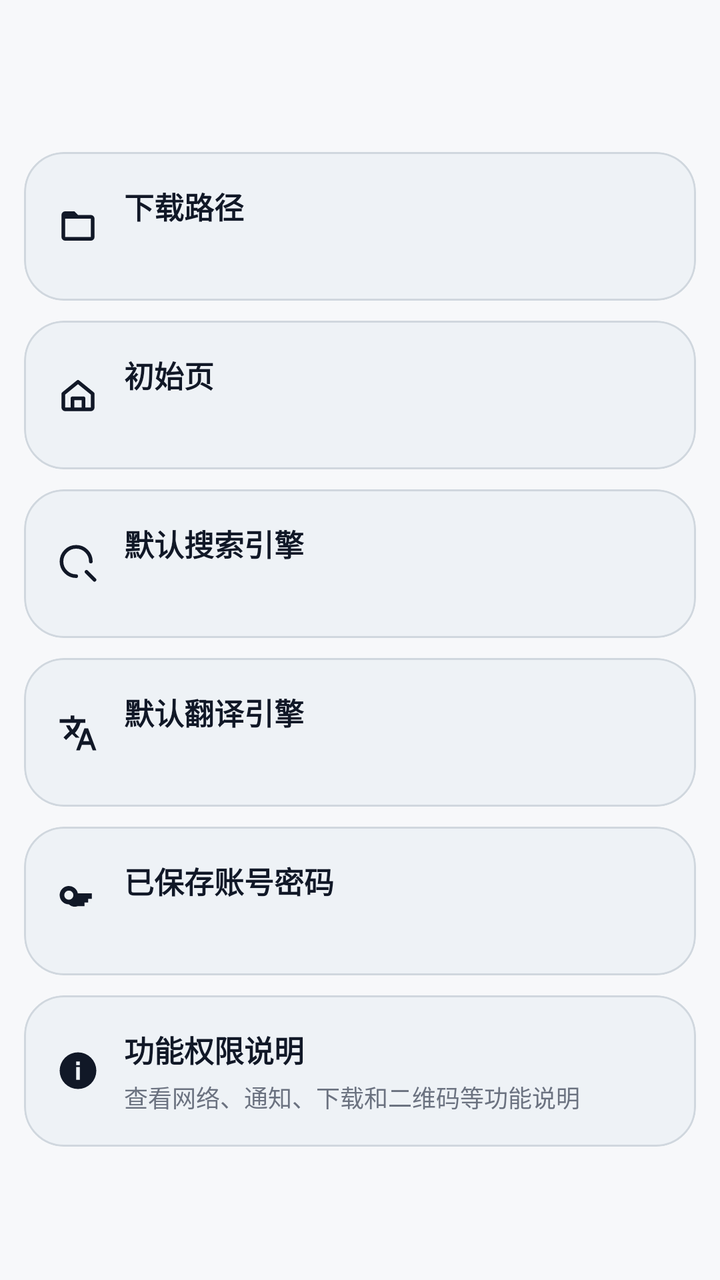
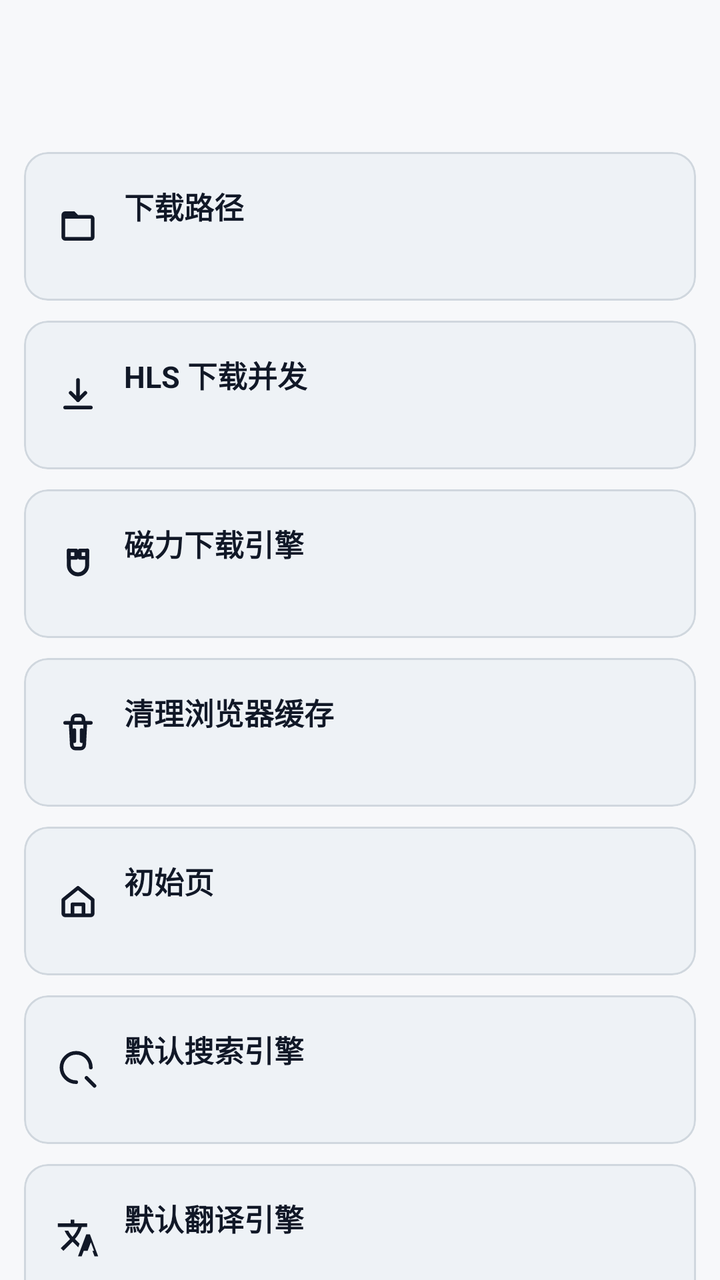

Compare the two renders of this Android layout. The source of the first and the diff that turns it into the second are given below.
<!-- AndroidManifest.xml: application theme Theme.AuroraBrowser -->
<!-- res/layout/activity_settings.xml -->
<?xml version="1.0" encoding="utf-8"?>
<LinearLayout xmlns:android="http://schemas.android.com/apk/res/android"
    xmlns:app="http://schemas.android.com/apk/res-auto"
    android:layout_width="match_parent"
    android:layout_height="match_parent"
    android:background="@color/aurora_surface"
    android:orientation="vertical">

    <com.google.android.material.appbar.MaterialToolbar
        android:id="@+id/toolbar"
        android:layout_width="match_parent"
        android:layout_height="wrap_content"
        android:backgroundTint="@color/aurora_surface"
        android:elevation="0dp"
        android:paddingHorizontal="8dp"
        app:navigationIconTint="@color/aurora_text"
        app:subtitleTextColor="@color/aurora_text_muted"
        app:titleTextColor="@color/aurora_text" />

    <ScrollView
        android:layout_width="match_parent"
        android:layout_height="match_parent"
        android:clipToPadding="false"
        android:padding="12dp"
        android:scrollbars="none">

        <LinearLayout
            android:layout_width="match_parent"
            android:layout_height="wrap_content"
            android:orientation="vertical">

            <com.google.android.material.card.MaterialCardView
                android:id="@+id/downloadPathCard"
                android:layout_width="match_parent"
                android:layout_height="wrap_content"
                android:layout_marginBottom="10dp"
                app:cardBackgroundColor="@color/aurora_surface_alt"
                app:cardCornerRadius="20dp"
                app:cardElevation="0dp"
                app:strokeColor="@color/aurora_line"
                app:strokeWidth="1dp">

                <LinearLayout
                    android:layout_width="match_parent"
                    android:layout_height="wrap_content"
                    android:gravity="center_vertical"
                    android:orientation="horizontal"
                    android:padding="16dp">

                    <ImageView
                        android:layout_width="22dp"
                        android:layout_height="22dp"
                        android:layout_marginEnd="12dp"
                        android:src="@drawable/ic_folder"
                        android:tint="@color/aurora_text" />

                    <LinearLayout
                        android:layout_width="0dp"
                        android:layout_height="wrap_content"
                        android:layout_weight="1"
                        android:orientation="vertical">

                        <TextView
                            android:layout_width="wrap_content"
                            android:layout_height="wrap_content"
                            android:text="下载路径"
                            android:textColor="@color/aurora_text"
                            android:textSize="15sp"
                            android:textStyle="bold" />

                        <TextView
                            android:id="@+id/downloadPathSubtitle"
                            android:layout_width="wrap_content"
                            android:layout_height="wrap_content"
                            android:layout_marginTop="4dp"
                            android:textColor="@color/aurora_text_muted"
                            android:textSize="12sp" />
                    </LinearLayout>
                </LinearLayout>
            </com.google.android.material.card.MaterialCardView>

            <com.google.android.material.card.MaterialCardView
                android:id="@+id/startPageCard"
                android:layout_width="match_parent"
                android:layout_height="wrap_content"
                android:layout_marginBottom="10dp"
                app:cardBackgroundColor="@color/aurora_surface_alt"
                app:cardCornerRadius="20dp"
                app:cardElevation="0dp"
                app:strokeColor="@color/aurora_line"
                app:strokeWidth="1dp">

                <LinearLayout
                    android:layout_width="match_parent"
                    android:layout_height="wrap_content"
                    android:gravity="center_vertical"
                    android:orientation="horizontal"
                    android:padding="16dp">

                    <ImageView
                        android:layout_width="22dp"
                        android:layout_height="22dp"
                        android:layout_marginEnd="12dp"
                        android:src="@drawable/ic_home"
                        android:tint="@color/aurora_text" />

                    <LinearLayout
                        android:layout_width="0dp"
                        android:layout_height="wrap_content"
                        android:layout_weight="1"
                        android:orientation="vertical">

                        <TextView
                            android:layout_width="wrap_content"
                            android:layout_height="wrap_content"
                            android:text="初始页"
                            android:textColor="@color/aurora_text"
                            android:textSize="15sp"
                            android:textStyle="bold" />

                        <TextView
                            android:id="@+id/startPageSubtitle"
                            android:layout_width="wrap_content"
                            android:layout_height="wrap_content"
                            android:layout_marginTop="4dp"
                            android:textColor="@color/aurora_text_muted"
                            android:textSize="12sp" />
                    </LinearLayout>
                </LinearLayout>
            </com.google.android.material.card.MaterialCardView>

            <com.google.android.material.card.MaterialCardView
                android:id="@+id/searchEngineCard"
                android:layout_width="match_parent"
                android:layout_height="wrap_content"
                android:layout_marginBottom="10dp"
                app:cardBackgroundColor="@color/aurora_surface_alt"
                app:cardCornerRadius="20dp"
                app:cardElevation="0dp"
                app:strokeColor="@color/aurora_line"
                app:strokeWidth="1dp">

                <LinearLayout
                    android:layout_width="match_parent"
                    android:layout_height="wrap_content"
                    android:gravity="center_vertical"
                    android:orientation="horizontal"
                    android:padding="16dp">

                    <ImageView
                        android:layout_width="22dp"
                        android:layout_height="22dp"
                        android:layout_marginEnd="12dp"
                        android:src="@drawable/ic_search"
                        android:tint="@color/aurora_text" />

                    <LinearLayout
                        android:layout_width="0dp"
                        android:layout_height="wrap_content"
                        android:layout_weight="1"
                        android:orientation="vertical">

                        <TextView
                            android:layout_width="wrap_content"
                            android:layout_height="wrap_content"
                            android:text="默认搜索引擎"
                            android:textColor="@color/aurora_text"
                            android:textSize="15sp"
                            android:textStyle="bold" />

                        <TextView
                            android:id="@+id/searchEngineSubtitle"
                            android:layout_width="wrap_content"
                            android:layout_height="wrap_content"
                            android:layout_marginTop="4dp"
                            android:textColor="@color/aurora_text_muted"
                            android:textSize="12sp" />
                    </LinearLayout>
                </LinearLayout>
            </com.google.android.material.card.MaterialCardView>

            <com.google.android.material.card.MaterialCardView
                android:id="@+id/translationEngineCard"
                android:layout_width="match_parent"
                android:layout_height="wrap_content"
                android:layout_marginBottom="10dp"
                app:cardBackgroundColor="@color/aurora_surface_alt"
                app:cardCornerRadius="20dp"
                app:cardElevation="0dp"
                app:strokeColor="@color/aurora_line"
                app:strokeWidth="1dp">

                <LinearLayout
                    android:layout_width="match_parent"
                    android:layout_height="wrap_content"
                    android:gravity="center_vertical"
                    android:orientation="horizontal"
                    android:padding="16dp">

                    <ImageView
                        android:layout_width="22dp"
                        android:layout_height="22dp"
                        android:layout_marginEnd="12dp"
                        android:src="@drawable/ic_translate"
                        android:tint="@color/aurora_text" />

                    <LinearLayout
                        android:layout_width="0dp"
                        android:layout_height="wrap_content"
                        android:layout_weight="1"
                        android:orientation="vertical">

                        <TextView
                            android:layout_width="wrap_content"
                            android:layout_height="wrap_content"
                            android:text="默认翻译引擎"
                            android:textColor="@color/aurora_text"
                            android:textSize="15sp"
                            android:textStyle="bold" />

                        <TextView
                            android:id="@+id/translationEngineSubtitle"
                            android:layout_width="wrap_content"
                            android:layout_height="wrap_content"
                            android:layout_marginTop="4dp"
                            android:textColor="@color/aurora_text_muted"
                            android:textSize="12sp" />
                    </LinearLayout>
                </LinearLayout>
            </com.google.android.material.card.MaterialCardView>

            <com.google.android.material.card.MaterialCardView
                android:id="@+id/credentialsCard"
                android:layout_width="match_parent"
                android:layout_height="wrap_content"
                android:layout_marginBottom="10dp"
                app:cardBackgroundColor="@color/aurora_surface_alt"
                app:cardCornerRadius="20dp"
                app:cardElevation="0dp"
                app:strokeColor="@color/aurora_line"
                app:strokeWidth="1dp">

                <LinearLayout
                    android:layout_width="match_parent"
                    android:layout_height="wrap_content"
                    android:gravity="center_vertical"
                    android:orientation="horizontal"
                    android:padding="16dp">

                    <ImageView
                        android:layout_width="22dp"
                        android:layout_height="22dp"
                        android:layout_marginEnd="12dp"
                        android:src="@drawable/ic_key"
                        android:tint="@color/aurora_text" />

                    <LinearLayout
                        android:layout_width="0dp"
                        android:layout_height="wrap_content"
                        android:layout_weight="1"
                        android:orientation="vertical">

                        <TextView
                            android:layout_width="wrap_content"
                            android:layout_height="wrap_content"
                            android:text="已保存账号密码"
                            android:textColor="@color/aurora_text"
                            android:textSize="15sp"
                            android:textStyle="bold" />

                        <TextView
                            android:id="@+id/credentialsSubtitle"
                            android:layout_width="wrap_content"
                            android:layout_height="wrap_content"
                            android:layout_marginTop="4dp"
                            android:textColor="@color/aurora_text_muted"
                            android:textSize="12sp" />
                    </LinearLayout>
                </LinearLayout>
            </com.google.android.material.card.MaterialCardView>

            <com.google.android.material.card.MaterialCardView
                android:id="@+id/permissionCard"
                android:layout_width="match_parent"
                android:layout_height="wrap_content"
                app:cardBackgroundColor="@color/aurora_surface_alt"
                app:cardCornerRadius="20dp"
                app:cardElevation="0dp"
                app:strokeColor="@color/aurora_line"
                app:strokeWidth="1dp">

                <LinearLayout
                    android:layout_width="match_parent"
                    android:layout_height="wrap_content"
                    android:gravity="center_vertical"
                    android:orientation="horizontal"
                    android:padding="16dp">

                    <ImageView
                        android:layout_width="22dp"
                        android:layout_height="22dp"
                        android:layout_marginEnd="12dp"
                        android:src="@drawable/ic_info"
                        android:tint="@color/aurora_text" />

                    <LinearLayout
                        android:layout_width="0dp"
                        android:layout_height="wrap_content"
                        android:layout_weight="1"
                        android:orientation="vertical">

                        <TextView
                            android:layout_width="wrap_content"
                            android:layout_height="wrap_content"
                            android:text="功能权限说明"
                            android:textColor="@color/aurora_text"
                            android:textSize="15sp"
                            android:textStyle="bold" />

                        <TextView
                            android:id="@+id/permissionSubtitle"
                            android:layout_width="wrap_content"
                            android:layout_height="wrap_content"
                            android:layout_marginTop="4dp"
                            android:text="查看网络、通知、下载和二维码等功能说明"
                            android:textColor="@color/aurora_text_muted"
                            android:textSize="12sp" />
                    </LinearLayout>
                </LinearLayout>
            </com.google.android.material.card.MaterialCardView>
        </LinearLayout>
    </ScrollView>
</LinearLayout>
<!-- resources referenced by this layout -->
<resources>
  <color name="aurora_line">#D0D7DE</color>
  <color name="aurora_surface">#F7F8FA</color>
  <color name="aurora_surface_alt">#EEF2F6</color>
  <color name="aurora_text">#111827</color>
  <color name="aurora_text_muted">#6B7280</color>
  <!-- drawable ic_translate (drawable) -->
  <vector xmlns:android="http://schemas.android.com/apk/res/android"
      android:width="24dp"
      android:height="24dp"
      android:viewportWidth="24"
      android:viewportHeight="24">
      <path
          android:fillColor="#FFFFFFFF"
          android:pathData="M12.87,15.07L10.33,12.56L10.32,12.55C11.75,10.97 12.78,9.1 13.31,7H16V5H10V3H8V5H2V7H11.17C10.68,8.32 9.96,9.56 9,10.68C8.38,9.96 7.87,9.19 7.47,8.37H5.47C5.95,9.53 6.61,10.63 7.43,11.64L4.09,14.93L5.5,16.34L8.75,13.09L10.77,15.11L12.87,15.07M17.5,10H15.5L11,22H13L14.12,19H18.87L20,22H22L17.5,10M14.88,17L16.5,12.67L18.12,17H14.88Z" />
  </vector>
  <color name="aurora_accent">#0F766E</color>
  <!-- unchanged entries left out for length: 6 -->
</resources>

<!-- the commit's change to res/layout/activity_settings.xml (unified diff, before → after) -->
@@ -35,7 +35,7 @@
                 android:layout_height="wrap_content"
                 android:layout_marginBottom="10dp"
                 app:cardBackgroundColor="@color/aurora_surface_alt"
-                app:cardCornerRadius="20dp"
+                app:cardCornerRadius="12dp"
                 app:cardElevation="0dp"
                 app:strokeColor="@color/aurora_line"
                 app:strokeWidth="1dp">
@@ -52,7 +52,7 @@
                         android:layout_height="22dp"
                         android:layout_marginEnd="12dp"
                         android:src="@drawable/ic_folder"
-                        android:tint="@color/aurora_text" />
+                        app:tint="@color/aurora_text" />
 
                     <LinearLayout
                         android:layout_width="0dp"
@@ -80,12 +80,162 @@
             </com.google.android.material.card.MaterialCardView>
 
             <com.google.android.material.card.MaterialCardView
+                android:id="@+id/hlsConcurrencyCard"
+                android:layout_width="match_parent"
+                android:layout_height="wrap_content"
+                android:layout_marginBottom="10dp"
+                app:cardBackgroundColor="@color/aurora_surface_alt"
+                app:cardCornerRadius="12dp"
+                app:cardElevation="0dp"
+                app:strokeColor="@color/aurora_line"
+                app:strokeWidth="1dp">
+
+                <LinearLayout
+                    android:layout_width="match_parent"
+                    android:layout_height="wrap_content"
+                    android:gravity="center_vertical"
+                    android:orientation="horizontal"
+                    android:padding="16dp">
+
+                    <ImageView
+                        android:layout_width="22dp"
+                        android:layout_height="22dp"
+                        android:layout_marginEnd="12dp"
+                        android:src="@drawable/ic_download"
+                        app:tint="@color/aurora_text" />
+
+                    <LinearLayout
+                        android:layout_width="0dp"
+                        android:layout_height="wrap_content"
+                        android:layout_weight="1"
+                        android:orientation="vertical">
+
+                        <TextView
+                            android:layout_width="wrap_content"
+                            android:layout_height="wrap_content"
+                            android:text="HLS 下载并发"
+                            android:textColor="@color/aurora_text"
+                            android:textSize="15sp"
+                            android:textStyle="bold" />
+
+                        <TextView
+                            android:id="@+id/hlsConcurrencySubtitle"
+                            android:layout_width="wrap_content"
+                            android:layout_height="wrap_content"
+                            android:layout_marginTop="4dp"
+                            android:textColor="@color/aurora_text_muted"
+                            android:textSize="12sp" />
+                    </LinearLayout>
+                </LinearLayout>
+            </com.google.android.material.card.MaterialCardView>
+
+            <com.google.android.material.card.MaterialCardView
+                android:id="@+id/p2pEngineCard"
+                android:layout_width="match_parent"
+                android:layout_height="wrap_content"
+                android:layout_marginBottom="10dp"
+                app:cardBackgroundColor="@color/aurora_surface_alt"
+                app:cardCornerRadius="12dp"
+                app:cardElevation="0dp"
+                app:strokeColor="@color/aurora_line"
+                app:strokeWidth="1dp">
+
+                <LinearLayout
+                    android:layout_width="match_parent"
+                    android:layout_height="wrap_content"
+                    android:gravity="center_vertical"
+                    android:orientation="horizontal"
+                    android:padding="16dp">
+
+                    <ImageView
+                        android:layout_width="22dp"
+                        android:layout_height="22dp"
+                        android:layout_marginEnd="12dp"
+                        android:src="@drawable/ic_magnet"
+                        app:tint="@color/aurora_text" />
+
+                    <LinearLayout
+                        android:layout_width="0dp"
+                        android:layout_height="wrap_content"
+                        android:layout_weight="1"
+                        android:orientation="vertical">
+
+                        <TextView
+                            android:layout_width="wrap_content"
+                            android:layout_height="wrap_content"
+                            android:text="磁力下载引擎"
+                            android:textColor="@color/aurora_text"
+                            android:textSize="15sp"
+                            android:textStyle="bold" />
+
+                        <TextView
+                            android:id="@+id/p2pEngineSubtitle"
+                            android:layout_width="wrap_content"
+                            android:layout_height="wrap_content"
+                            android:layout_marginTop="4dp"
+                            android:textColor="@color/aurora_text_muted"
+                            android:textSize="12sp" />
+                    </LinearLayout>
+                </LinearLayout>
+            </com.google.android.material.card.MaterialCardView>
+
+            <com.google.android.material.card.MaterialCardView
+                android:id="@+id/cacheCleanupCard"
+                android:layout_width="match_parent"
+                android:layout_height="wrap_content"
+                android:layout_marginBottom="10dp"
+                app:cardBackgroundColor="@color/aurora_surface_alt"
+                app:cardCornerRadius="12dp"
+                app:cardElevation="0dp"
+                app:strokeColor="@color/aurora_line"
+                app:strokeWidth="1dp">
+
+                <LinearLayout
+                    android:layout_width="match_parent"
+                    android:layout_height="wrap_content"
+                    android:gravity="center_vertical"
+                    android:orientation="horizontal"
+                    android:padding="16dp">
+
+                    <ImageView
+                        android:layout_width="22dp"
+                        android:layout_height="22dp"
+                        android:layout_marginEnd="12dp"
+                        android:src="@drawable/ic_delete"
+                        app:tint="@color/aurora_text" />
+
+                    <LinearLayout
+                        android:layout_width="0dp"
+                        android:layout_height="wrap_content"
+                        android:layout_weight="1"
+                        android:orientation="vertical">
+
+                        <TextView
+                            android:layout_width="wrap_content"
+                            android:layout_height="wrap_content"
+                            android:text="清理浏览器缓存"
+                            android:textColor="@color/aurora_text"
+                            android:textSize="15sp"
+                            android:textStyle="bold" />
+
+                        <TextView
+                            android:id="@+id/cacheCleanupSubtitle"
+                            android:layout_width="wrap_content"
+                            android:layout_height="wrap_content"
+                            android:layout_marginTop="4dp"
+                            android:textColor="@color/aurora_text_muted"
+                            android:textSize="12sp" />
+                    </LinearLayout>
+                </LinearLayout>
+            </com.google.android.material.card.MaterialCardView>
+
+            <com.google.android.material.card.MaterialCardView
                 android:id="@+id/startPageCard"
                 android:layout_width="match_parent"
                 android:layout_height="wrap_content"
                 android:layout_marginBottom="10dp"
                 app:cardBackgroundColor="@color/aurora_surface_alt"
-                app:cardCornerRadius="20dp"
+                app:cardCornerRadius="12dp"
                 app:cardElevation="0dp"
                 app:strokeColor="@color/aurora_line"
                 app:strokeWidth="1dp">
@@ -102,7 +252,7 @@
                         android:layout_height="22dp"
                         android:layout_marginEnd="12dp"
                         android:src="@drawable/ic_home"
-                        android:tint="@color/aurora_text" />
+                        app:tint="@color/aurora_text" />
 
                     <LinearLayout
                         android:layout_width="0dp"
@@ -135,7 +285,7 @@
                 android:layout_height="wrap_content"
                 android:layout_marginBottom="10dp"
                 app:cardBackgroundColor="@color/aurora_surface_alt"
-                app:cardCornerRadius="20dp"
+                app:cardCornerRadius="12dp"
                 app:cardElevation="0dp"
                 app:strokeColor="@color/aurora_line"
                 app:strokeWidth="1dp">
@@ -152,7 +302,7 @@
                         android:layout_height="22dp"
                         android:layout_marginEnd="12dp"
                         android:src="@drawable/ic_search"
-                        android:tint="@color/aurora_text" />
+                        app:tint="@color/aurora_text" />
 
                     <LinearLayout
                         android:layout_width="0dp"
@@ -185,7 +335,7 @@
                 android:layout_height="wrap_content"
                 android:layout_marginBottom="10dp"
                 app:cardBackgroundColor="@color/aurora_surface_alt"
-                app:cardCornerRadius="20dp"
+                app:cardCornerRadius="12dp"
                 app:cardElevation="0dp"
                 app:strokeColor="@color/aurora_line"
                 app:strokeWidth="1dp">
@@ -202,7 +352,7 @@
                         android:layout_height="22dp"
                         android:layout_marginEnd="12dp"
                         android:src="@drawable/ic_translate"
-                        android:tint="@color/aurora_text" />
+                        app:tint="@color/aurora_text" />
 
                     <LinearLayout
                         android:layout_width="0dp"
@@ -235,7 +385,7 @@
                 android:layout_height="wrap_content"
                 android:layout_marginBottom="10dp"
                 app:cardBackgroundColor="@color/aurora_surface_alt"
-                app:cardCornerRadius="20dp"
+                app:cardCornerRadius="12dp"
                 app:cardElevation="0dp"
                 app:strokeColor="@color/aurora_line"
                 app:strokeWidth="1dp">
@@ -252,7 +402,7 @@
                         android:layout_height="22dp"
                         android:layout_marginEnd="12dp"
                         android:src="@drawable/ic_key"
-                        android:tint="@color/aurora_text" />
+                        app:tint="@color/aurora_text" />
 
                     <LinearLayout
                         android:layout_width="0dp"
@@ -284,7 +434,7 @@
                 android:layout_width="match_parent"
                 android:layout_height="wrap_content"
                 app:cardBackgroundColor="@color/aurora_surface_alt"
-                app:cardCornerRadius="20dp"
+                app:cardCornerRadius="12dp"
                 app:cardElevation="0dp"
                 app:strokeColor="@color/aurora_line"
                 app:strokeWidth="1dp">
@@ -301,7 +451,7 @@
                         android:layout_height="22dp"
                         android:layout_marginEnd="12dp"
                         android:src="@drawable/ic_info"
-                        android:tint="@color/aurora_text" />
+                        app:tint="@color/aurora_text" />
 
                     <LinearLayout
                         android:layout_width="0dp"
<!-- resource entries referenced after the edit -->
@@ -5,6 +5,87 @@
   <color name="aurora_surface_alt">#EEF2F6</color>
   <color name="aurora_text">#111827</color>
   <color name="aurora_text_muted">#6B7280</color>
+  <!-- drawable ic_delete (drawable) -->
+  <vector xmlns:android="http://schemas.android.com/apk/res/android"
+      android:width="24dp"
+      android:height="24dp"
+      android:viewportWidth="24"
+      android:viewportHeight="24">
+      <path
+          android:fillColor="@android:color/transparent"
+          android:pathData="M5,7H19"
+          android:strokeColor="#FF000000"
+          android:strokeLineCap="round"
+          android:strokeWidth="2" />
+      <path
+          android:fillColor="@android:color/transparent"
+          android:pathData="M10,11V17M14,11V17"
+          android:strokeColor="#FF000000"
+          android:strokeLineCap="round"
+          android:strokeWidth="2" />
+      <path
+          android:fillColor="@android:color/transparent"
+          android:pathData="M8,7L8.6,19C8.65,20.1 9.45,21 10.55,21H13.45C14.55,21 15.35,20.1 15.4,19L16,7"
+          android:strokeColor="#FF000000"
+          android:strokeLineCap="round"
+          android:strokeLineJoin="round"
+          android:strokeWidth="2" />
+      <path
+          android:fillColor="@android:color/transparent"
+          android:pathData="M9,7V5C9,3.9 9.9,3 11,3H13C14.1,3 15,3.9 15,5V7"
+          android:strokeColor="#FF000000"
+          android:strokeLineCap="round"
+          android:strokeLineJoin="round"
+          android:strokeWidth="2" />
+  </vector>
+  <!-- drawable ic_download (drawable) -->
+  <?xml version="1.0" encoding="utf-8"?>
+  <vector xmlns:android="http://schemas.android.com/apk/res/android"
+      android:width="24dp"
+      android:height="24dp"
+      android:viewportWidth="24"
+      android:viewportHeight="24">
+      <path
+          android:fillColor="@android:color/transparent"
+          android:pathData="M12,4V15"
+          android:strokeColor="#FF000000"
+          android:strokeLineCap="round"
+          android:strokeWidth="2" />
+      <path
+          android:fillColor="@android:color/transparent"
+          android:pathData="M8,11L12,15L16,11"
+          android:strokeColor="#FF000000"
+          android:strokeLineCap="round"
+          android:strokeLineJoin="round"
+          android:strokeWidth="2" />
+      <path
+          android:fillColor="@android:color/transparent"
+          android:pathData="M5,19H19"
+          android:strokeColor="#FF000000"
+          android:strokeLineCap="round"
+          android:strokeWidth="2" />
+  </vector>
+  <!-- drawable ic_magnet (drawable) -->
+  <?xml version="1.0" encoding="utf-8"?>
+  <vector xmlns:android="http://schemas.android.com/apk/res/android"
+      android:width="24dp"
+      android:height="24dp"
+      android:viewportWidth="24"
+      android:viewportHeight="24">
+      <path
+          android:fillColor="@android:color/transparent"
+          android:pathData="M7,5V13A5,5 0,0 0,17 13V5"
+          android:strokeColor="#FF000000"
+          android:strokeLineCap="round"
+          android:strokeLineJoin="round"
+          android:strokeWidth="2.2" />
+      <path
+          android:fillColor="@android:color/transparent"
+          android:pathData="M7,5H11V9H7zM13,5H17V9H13z"
+          android:strokeColor="#FF000000"
+          android:strokeLineJoin="round"
+          android:strokeWidth="2" />
+  </vector>
   <!-- drawable ic_translate (drawable) -->
   <vector xmlns:android="http://schemas.android.com/apk/res/android"
       android:width="24dp"
@@ -12,8 +93,8 @@
       android:viewportWidth="24"
       android:viewportHeight="24">
       <path
-          android:fillColor="#FFFFFFFF"
-          android:pathData="M12.87,15.07L10.33,12.56L10.32,12.55C11.75,10.97 12.78,9.1 13.31,7H16V5H10V3H8V5H2V7H11.17C10.68,8.32 9.96,9.56 9,10.68C8.38,9.96 7.87,9.19 7.47,8.37H5.47C5.95,9.53 6.61,10.63 7.43,11.64L4.09,14.93L5.5,16.34L8.75,13.09L10.77,15.11L12.87,15.07M17.5,10H15.5L11,22H13L14.12,19H18.87L20,22H22L17.5,10M14.88,17L16.5,12.67L18.12,17H14.88Z" />
+          android:pathData="M12.87,15.07l-2.54,-2.51 0.03,-0.03A17.52,17.52 0,0 0,14.07 6H17V4h-7V2H8v2H1v2h11.17C11.5,7.92 10.44,9.75 9,11.35 8.07,10.32 7.3,9.19 6.69,8h-2c0.73,1.63 1.73,3.17 2.98,4.56l-5.09,5.02L4,19l5,-5 3.11,3.11 0.76,-2.04zM18.5,10h-2L12,22h2l1.12,-3h4.75L21,22h2l-4.5,-12zM17.25,19l1.75,-4.67L20.75,19h-3.5z"
+          android:fillColor="#FF000000" />
   </vector>
   <color name="aurora_accent">#0F766E</color>
   <!-- unchanged entries left out for length: 6 -->
